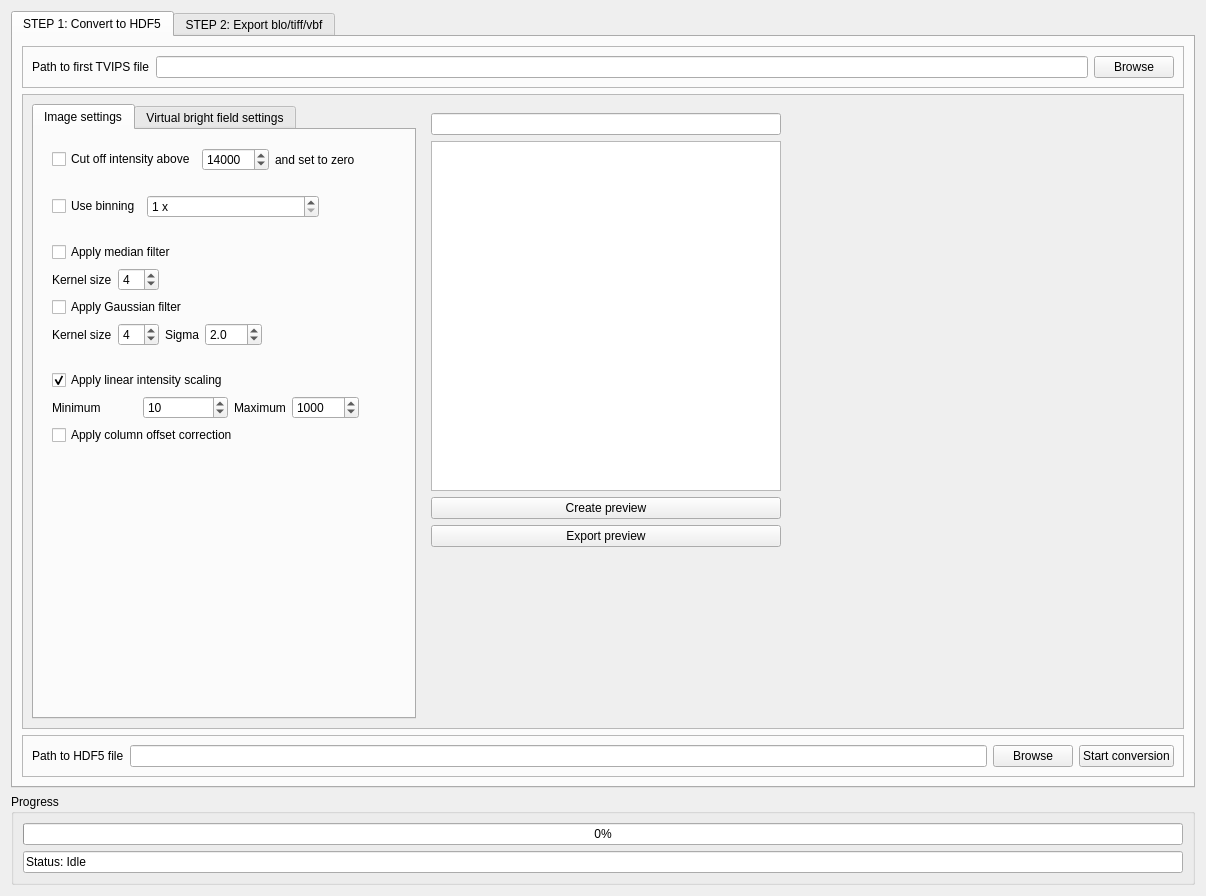
Before: the Qt Designer form tvipsconverter/widget_2.ui in din14970/TVIPSconverter, drawn with Qt 5.
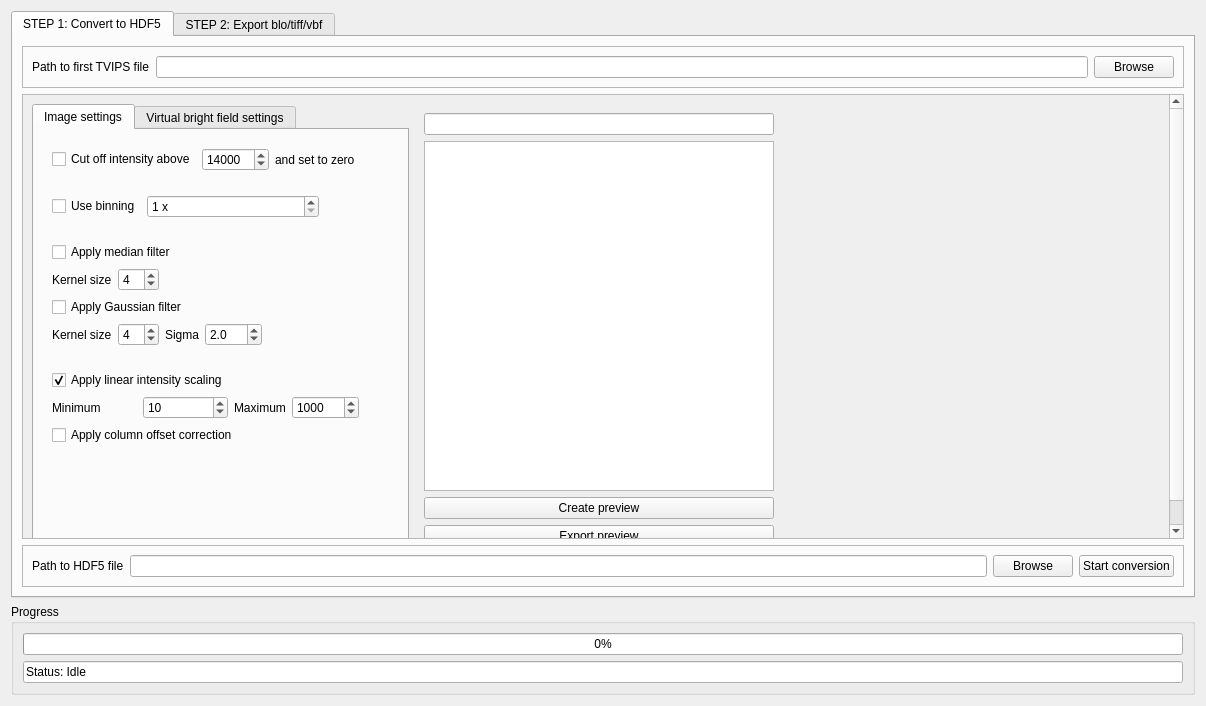
After: the same form once the commit is applied. The open tabs and pages were chosen to show the change.

Commit message: fixed pillow resize issue

Diff of the .ui file:
```diff
--- a/tvipsconverter/widget_2.ui
+++ b/tvipsconverter/widget_2.ui
@@ -7,7 +7,7 @@
     <x>0</x>
     <y>0</y>
     <width>1206</width>
-    <height>896</height>
+    <height>706</height>
    </rect>
   </property>
   <property name="sizePolicy">
@@ -153,8 +153,8 @@
            <rect>
             <x>0</x>
             <y>0</y>
-            <width>1150</width>
-            <height>613</height>
+            <width>1135</width>
+            <height>497</height>
            </rect>
           </property>
           <layout class="QHBoxLayout" name="horizontalLayout_11">
```
Left out of the diff: 6 changed lines with no effect on the pictures. The commit also changes 1 other file.
